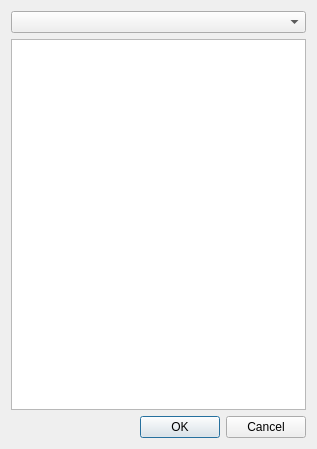
PavelMr/skytechx, file cdlgsrchstarname.ui: the form before one commit.
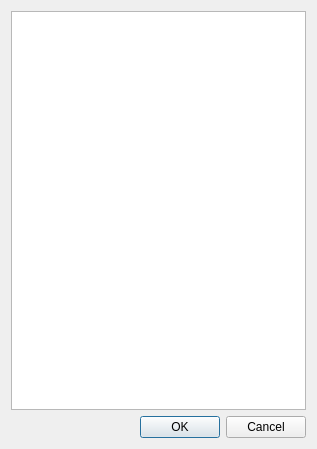
The form after the commit. Custom widgets are drawn as their Qt base class.

```diff
--- a/cdlgsrchstarname.ui
+++ b/cdlgsrchstarname.ui
@@ -17,10 +17,7 @@
    <item>
     <layout class="QVBoxLayout" name="verticalLayout">
      <item>
-      <widget class="QComboBox" name="comboBox"/>
-     </item>
-     <item>
-      <widget class="QListWidget" name="listWidget"/>
+      <widget class="CNameMagView" name="treeView"/>
      </item>
      <item>
       <layout class="QHBoxLayout" name="horizontalLayout">
@@ -57,6 +54,13 @@
    </item>
   </layout>
  </widget>
+ <customwidgets>
+  <customwidget>
+   <class>CNameMagView</class>
+   <extends>QTreeView</extends>
+   <header>cnamemagview.h</header>
+  </customwidget>
+ </customwidgets>
  <tabstops>
   <tabstop>listWidget</tabstop>
   <tabstop>pushButton</tabstop>
```
Left out of the diff: 2 changed lines with no effect on the pictures.
